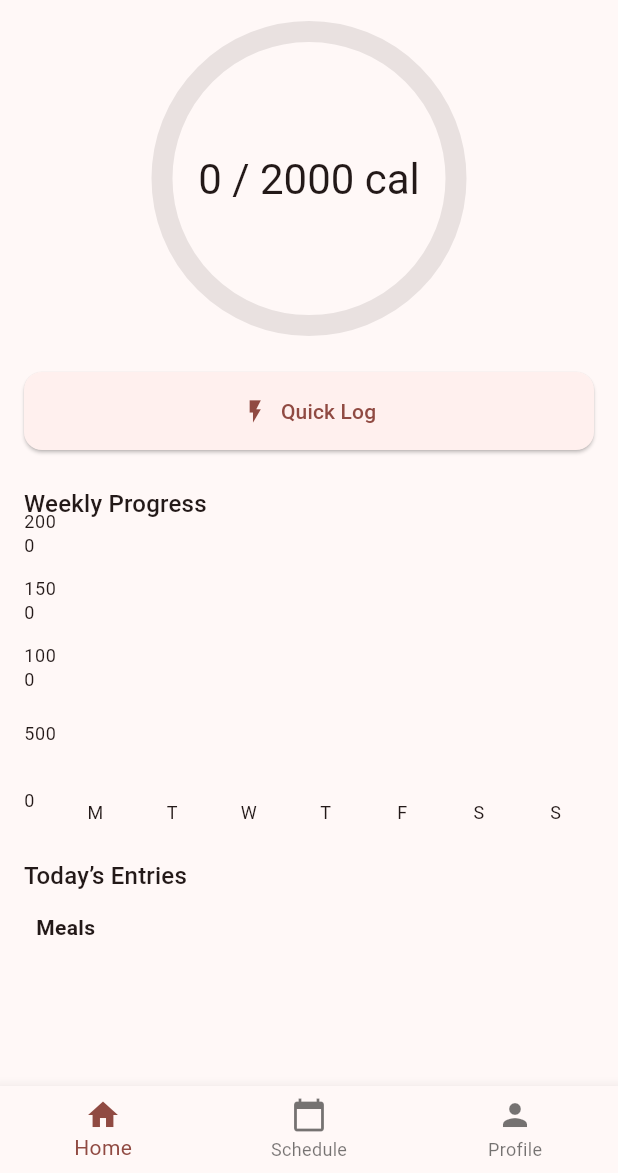
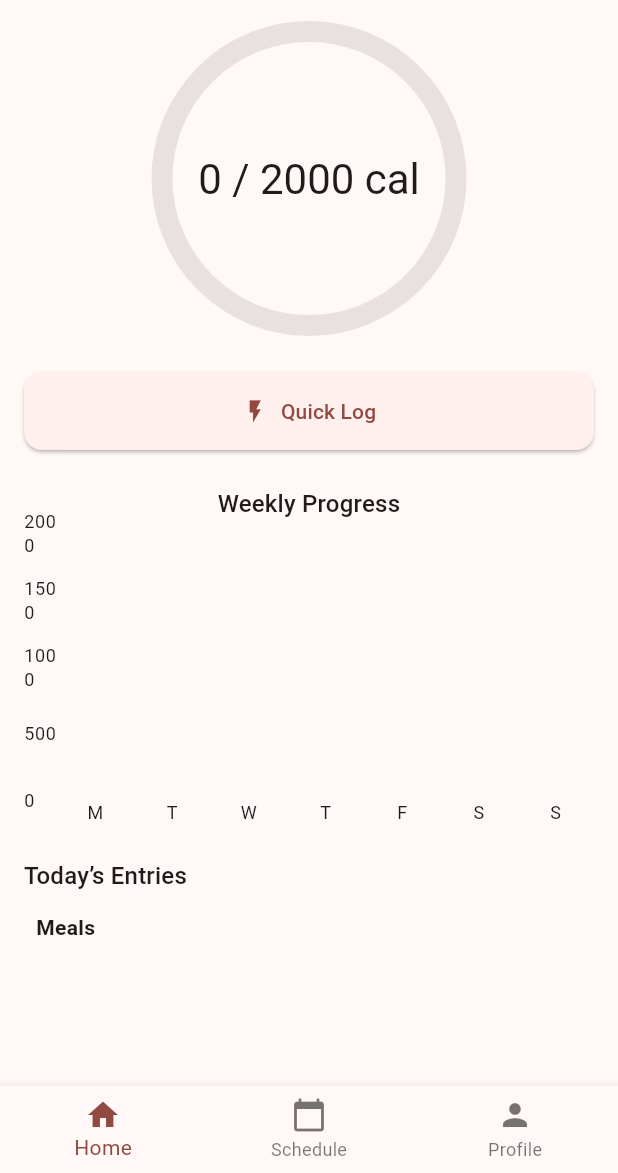
Before and after one commit to E-Galeana/FitQuest, a Flutter app: the screen it shows after launch, on a phone screen of 412 x 824 dp, the part 63-1236 px from its top. Run offline on Flutter 3.47's test engine with Material 3 defaults, Android fonts, the phone set to English and light mode, and no system bars; drawn by our look-alikes of fl_chart; our stand-ins replace shared_preferences; missing offline and left inert: mobile_scanner.

Commit message:
Centered chart title

```diff
--- a/lib/screens/main_page.dart
+++ b/lib/screens/main_page.dart
@@ -101,7 +101,7 @@ class _MainPageDesignState extends State<MainPageDesign> {
               const SizedBox(height: 24),
 
               // Updated weekly chart
-              Text('Weekly Progress', style: theme.textTheme.titleMedium),
+              Text('Weekly Progress', style: theme.textTheme.titleMedium, textAlign: TextAlign.center),
               const SizedBox(height: 8),
               SizedBox(
                 height: 200,
```
